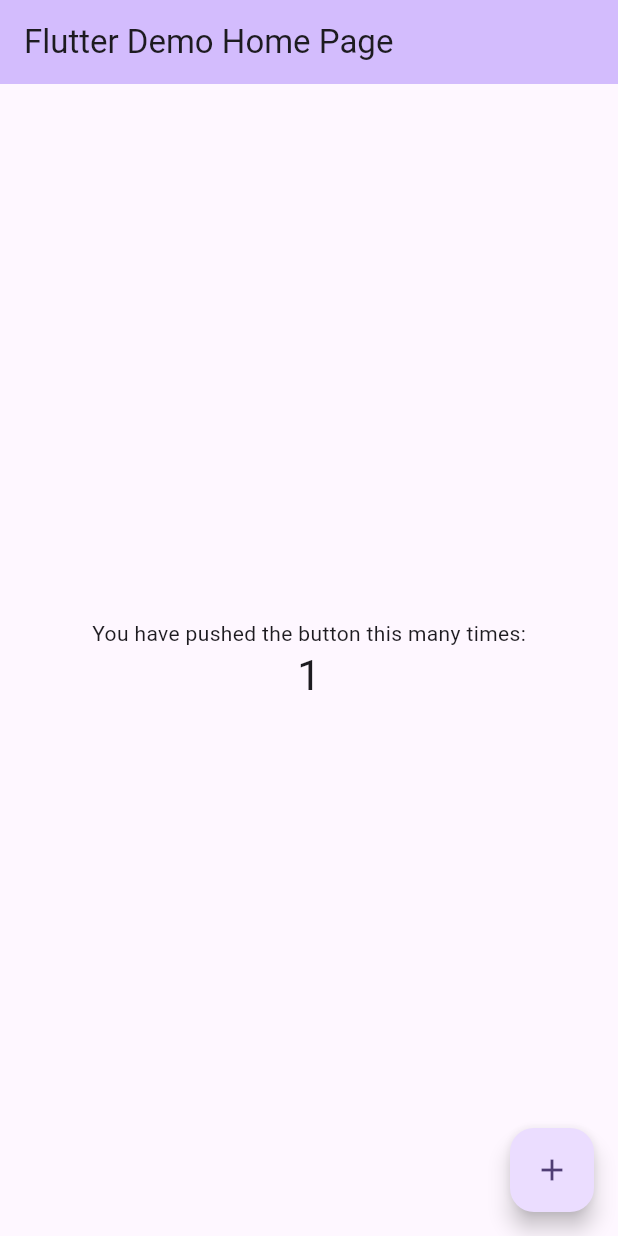
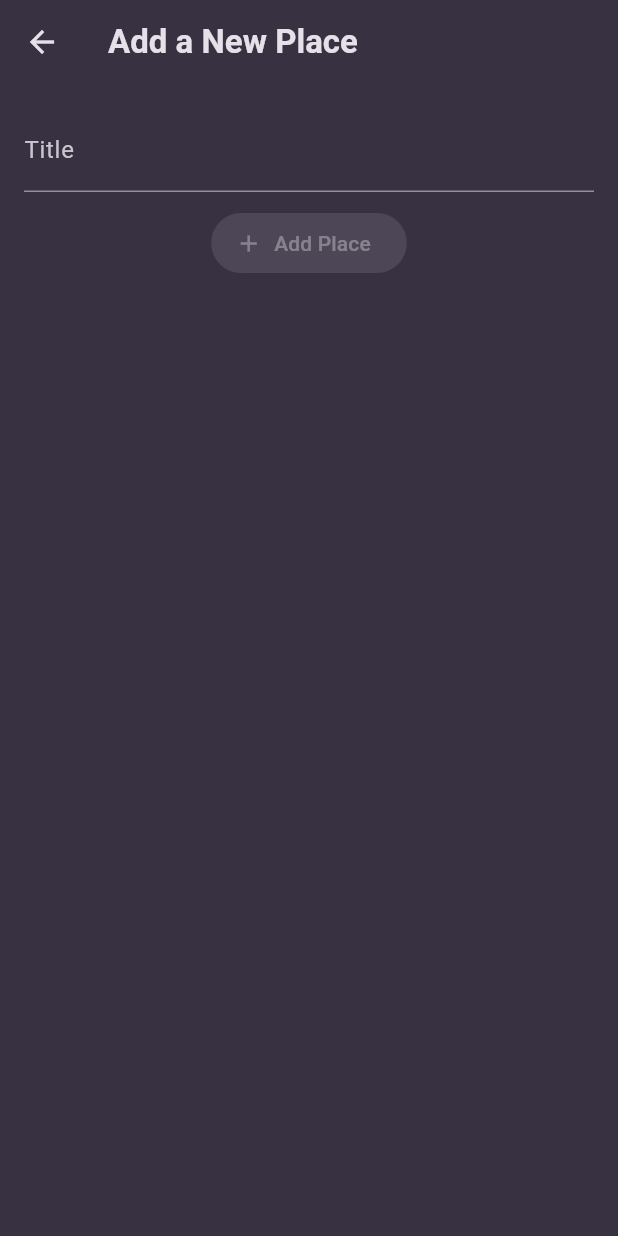
Before and after one commit to Youssefhikal93/fav_places_app, a Flutter app: the screen it shows after launch, after a tap on the "add" icon, on a phone screen of 412 x 824 dp. Run offline on Flutter 3.47's test engine with Material 3 defaults, Android fonts, the phone set to English and light mode, and no system bars; our stand-ins replace google_fonts.

Commit message:
Added screen and basic fn

```diff
--- a/lib/main.dart
+++ b/lib/main.dart
@@ -1,4 +1,23 @@
+import 'package:fav_places_app/models/screens/places_list.dart';
 import 'package:flutter/material.dart';
+
+import 'package:google_fonts/google_fonts.dart';
+
+final colorScheme = ColorScheme.fromSeed(
+  brightness: Brightness.dark,
+  seedColor: const Color.fromARGB(255, 102, 6, 247),
+  surface: const Color.fromARGB(255, 56, 49, 66),
+);
+
+final theme = ThemeData().copyWith(
+  scaffoldBackgroundColor: colorScheme.surface,
+  colorScheme: colorScheme,
+  textTheme: GoogleFonts.ubuntuCondensedTextTheme().copyWith(
+    titleSmall: GoogleFonts.ubuntuCondensed(fontWeight: FontWeight.bold),
+    titleMedium: GoogleFonts.ubuntuCondensed(fontWeight: FontWeight.bold),
+    titleLarge: GoogleFonts.ubuntuCondensed(fontWeight: FontWeight.bold),
+  ),
+);
 
 void main() {
   runApp(const MyApp());
@@ -7,116 +26,12 @@ void main() {
 class MyApp extends StatelessWidget {
   const MyApp({super.key});
 
-  // This widget is the root of your application.
   @override
   Widget build(BuildContext context) {
     return MaterialApp(
-      title: 'Flutter Demo',
-      theme: ThemeData(
-        // This is the theme of your application.
-        //
-        // TRY THIS: Try running your application with "flutter run". You'll see
-        // the application has a purple toolbar. Then, without quitting the app,
-        // try changing the seedColor in the colorScheme below to Colors.green
-        // and then invoke "hot reload" (save your changes or press the "hot
-        // reload" button in a Flutter-supported IDE, or press "r" if you used
-        // the command line to start the app).
-        //
-        // Notice that the counter didn't reset back to zero; the application
-        // state is not lost during the reload. To reset the state, use hot
-        // restart instead.
-        //
-        // This works for code too, not just values: Most code changes can be
-        // tested with just a hot reload.
-        colorScheme: .fromSeed(seedColor: Colors.deepPurple),
-      ),
-      home: const MyHomePage(title: 'Flutter Demo Home Page'),
+      title: 'Great Places',
+      theme: theme,
+      home: PlacesListScreen(),
     );
   }
 }
-
-class MyHomePage extends StatefulWidget {
-  const MyHomePage({super.key, required this.title});
-
-  // This widget is the home page of your application. It is stateful, meaning
-  // that it has a State object (defined below) that contains fields that affect
-  // how it looks.
-
-  // This class is the configuration for the state. It holds the values (in this
-  // case the title) provided by the parent (in this case the App widget) and
-  // used by the build method of the State. Fields in a Widget subclass are
-  // always marked "final".
-
-  final String title;
-
-  @override
-  State<MyHomePage> createState() => _MyHomePageState();
-}
-
-class _MyHomePageState extends State<MyHomePage> {
-  int _counter = 0;
-
-  void _incrementCounter() {
-    setState(() {
-      // This call to setState tells the Flutter framework that something has
-      // changed in this State, which causes it to rerun the build method below
-      // so that the display can reflect the updated values. If we changed
-      // _counter without calling setState(), then the build method would not be
-      // called again, and so nothing would appear to happen.
-      _counter++;
-    });
-  }
-
-  @override
-  Widget build(BuildContext context) {
-    // This method is rerun every time setState is called, for instance as done
-    // by the _incrementCounter method above.
-    //
-    // The Flutter framework has been optimized to make rerunning build methods
-    // fast, so that you can just rebuild anything that needs updating rather
-    // than having to individually change instances of widgets.
-    return Scaffold(
-      appBar: AppBar(
-        // TRY THIS: Try changing the color here to a specific color (to
-        // Colors.amber, perhaps?) and trigger a hot reload to see the AppBar
-        // change color while the other colors stay the same.
-        backgroundColor: Theme.of(context).colorScheme.inversePrimary,
-        // Here we take the value from the MyHomePage object that was created by
-        // the App.build method, and use it to set our appbar title.
-        title: Text(widget.title),
-      ),
-      body: Center(
-        // Center is a layout widget. It takes a single child and positions it
-        // in the middle of the parent.
-        child: Column(
-          // Column is also a layout widget. It takes a list of children and
-          // arranges them vertically. By default, it sizes itself to fit its
-          // children horizontally, and tries to be as tall as its parent.
-          //
-          // Column has various properties to control how it sizes itself and
-          // how it positions its children. Here we use mainAxisAlignment to
-          // center the children vertically; the main axis here is the vertical
-          // axis because Columns are vertical (the cross axis would be
-          // horizontal).
-          //
-          // TRY THIS: Invoke "debug painting" (choose the "Toggle Debug Paint"
-          // action in the IDE, or press "p" in the console), to see the
-          // wireframe for each widget.
-          mainAxisAlignment: .center,
-          children: [
-            const Text('You have pushed the button this many times:'),
-            Text(
-              '$_counter',
-              style: Theme.of(context).textTheme.headlineMedium,
-            ),
-          ],
-        ),
-      ),
-      floatingActionButton: FloatingActionButton(
-        onPressed: _incrementCounter,
-        tooltip: 'Increment',
-        child: const Icon(Icons.add),
-      ),
-    );
-  }
-}
--- /dev/null
+++ b/lib/models/place.dart
@@ -0,0 +1,9 @@
+import 'package:uuid/uuid.dart';
+
+var uuid = const Uuid();
+
+class Place {
+  Place({required this.name}) : id = uuid.v4();
+  final String name;
+  final String id;
+}
--- /dev/null
+++ b/lib/models/screens/add_place.dart
@@ -0,0 +1,57 @@
+import 'package:fav_places_app/models/place.dart';
+import 'package:flutter/material.dart';
+
+class AddPlaceScreen extends StatefulWidget {
+  const AddPlaceScreen({super.key});
+
+  @override
+  State<StatefulWidget> createState() {
+    return _AddPlaceScreenState();
+  }
+}
+
+class _AddPlaceScreenState extends State<AddPlaceScreen> {
+  final _titleController = TextEditingController();
+
+  @override
+  void dispose() {
+    super.dispose();
+    _titleController.dispose();
+  }
+
+  void onAddPlace() {
+    final title = _titleController.text;
+    if (title.isEmpty) return;
+
+    final newPlace = Place(name: title);
+    Navigator.of(context).pop(newPlace);
+  }
+
+  @override
+  Widget build(BuildContext context) {
+    return Scaffold(
+      appBar: AppBar(title: const Text('Add a New Place')),
+      body: SingleChildScrollView(
+        padding: const EdgeInsets.all(16),
+        child: Column(
+          children: [
+            TextField(
+              decoration: const InputDecoration(labelText: 'Title'),
+              controller: _titleController,
+              style: Theme.of(context).textTheme.titleMedium,
+            ),
+            const SizedBox(height: 10),
+            ValueListenableBuilder(
+              valueListenable: _titleController,
+              builder: (ctx, value, _) => ElevatedButton.icon(
+                onPressed: value.text.isEmpty ? null : onAddPlace,
+                icon: const Icon(Icons.add),
+                label: const Text('Add Place'),
+              ),
+            ),
+          ],
+        ),
+      ),
+    );
+  }
+}
--- /dev/null
+++ b/lib/models/screens/places_details.dart
@@ -0,0 +1,15 @@
+import 'package:fav_places_app/models/place.dart';
+import 'package:flutter/material.dart';
+
+class PlacesDetailsScreen extends StatelessWidget {
+  const PlacesDetailsScreen({super.key, required this.place});
+  final Place place;
+
+  @override
+  Widget build(BuildContext context) {
+    return Scaffold(
+      appBar: AppBar(title: Text(place.name)),
+      body: const Center(child: Text('Details of the place')),
+    );
+  }
+}
--- /dev/null
+++ b/lib/models/screens/places_list.dart
@@ -0,0 +1,36 @@
+import 'package:fav_places_app/models/place.dart';
+import 'package:fav_places_app/models/screens/add_place.dart';
+import 'package:fav_places_app/models/widgets/places_list.dart';
+import 'package:flutter/material.dart';
+
+class PlacesListScreen extends StatefulWidget {
+  const PlacesListScreen({super.key});
+
+  @override
+  State<PlacesListScreen> createState() => _PlacesListScreenState();
+}
+
+class _PlacesListScreenState extends State<PlacesListScreen> {
+  final List<Place> places = [];
+  void onPress() async {
+    final newPlace = await Navigator.of(
+      context,
+    ).push<Place>(MaterialPageRoute(builder: (ctx) => const AddPlaceScreen()));
+    if (newPlace != null) {
+      setState(() {
+        places.add(newPlace);
+      });
+    }
+  }
+
+  @override
+  Widget build(BuildContext context) {
+    return Scaffold(
+      appBar: AppBar(
+        title: const Text('Your Places'),
+        actions: [IconButton(onPressed: onPress, icon: const Icon(Icons.add))],
+      ),
+      body: PlacesList(places: places),
+    );
+  }
+}
--- /dev/null
+++ b/lib/models/widgets/places_list.dart
@@ -0,0 +1,34 @@
+import 'package:fav_places_app/models/place.dart';
+import 'package:fav_places_app/models/screens/places_details.dart';
+import 'package:flutter/material.dart';
+
+class PlacesList extends StatelessWidget {
+  const PlacesList({super.key, required this.places});
+  final List<Place> places;
+
+  void onPlaceTap(BuildContext context, Place place) {
+    Navigator.of(context).push(
+      MaterialPageRoute(builder: (ctx) => PlacesDetailsScreen(place: place)),
+    );
+  }
+
+  @override
+  Widget build(BuildContext context) {
+    if (places.isEmpty) {
+      return Center(
+        child: Text(
+          'No places added yet, start adding some!',
+          style: Theme.of(context).textTheme.titleMedium,
+        ),
+      );
+    }
+
+    return ListView.builder(
+      itemCount: places.length,
+      itemBuilder: (ctx, index) => ListTile(
+        title: Text(places[index].name),
+        onTap: () => onPlaceTap(context, places[index]),
+      ),
+    );
+  }
+}
--- a/pubspec.yaml
+++ b/pubspec.yaml
@@ -34,6 +34,8 @@ dependencies:
   # The following adds the Cupertino Icons font to your application.
   # Use with the CupertinoIcons class for iOS style icons.
   cupertino_icons: ^1.0.8
+  google_fonts: ^8.1.0
+  uuid: ^4.5.3
 
 dev_dependencies:
   flutter_test:
```
Also changed, not shown: pubspec.lock, 2 other files.
